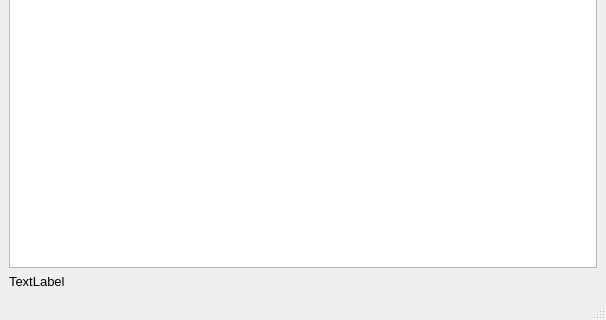
Qt form src/mainwindow.ui (xaprier/qt-notepad) before a commit; both pictures show x 0 to 606 and y 247 to 567 of the 606 by 567 pixel window.
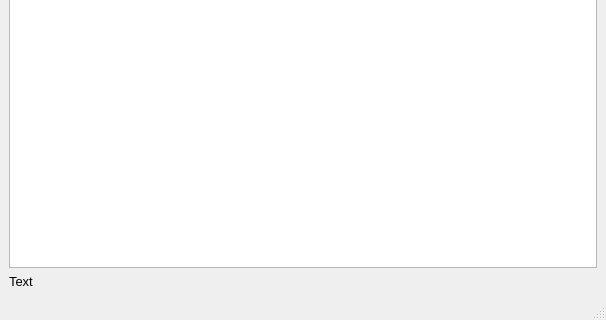
The same form after that commit. Icons and pictures are not drawn.

Patch:
```diff
--- a/src/mainwindow.ui
+++ b/src/mainwindow.ui
@@ -42,7 +42,7 @@
     <item row="1" column="0">
      <widget class="QLabel" name="showLine">
       <property name="text">
-       <string>TextLabel</string>
+       <string>Text</string>
       </property>
      </widget>
     </item>
```
Left out of the diff: 9 changed lines with no effect on the pictures.
